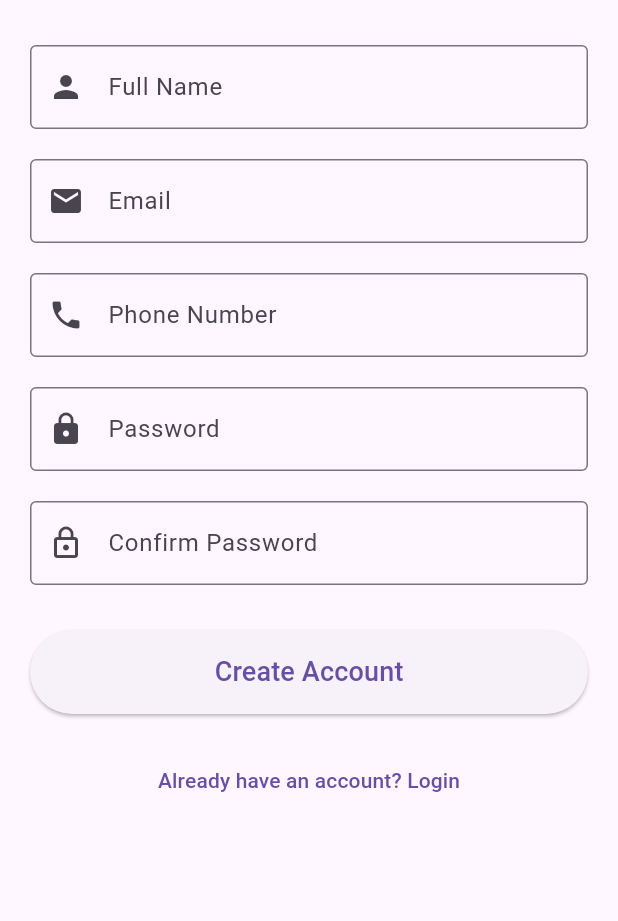
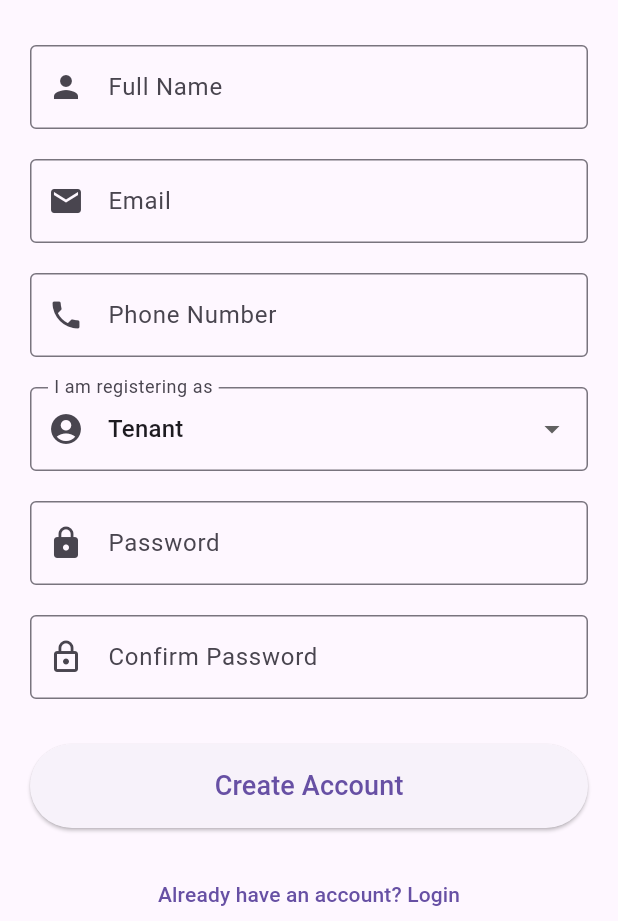
Before and after one commit to nwaikwuharrison221-oss/homelink-property-platform, a Flutter app: the SignupScreen screen opened directly, on a phone screen of 412 x 824 dp, the part 315-1236 px from its top. Run offline on Flutter 3.47's test engine with Material 3 defaults, Android fonts, the phone set to English and light mode, and no system bars; our stand-ins replace cloud_firestore, firebase_auth, firebase_core, firebase_storage, geocoding, geolocator and 1 more; accounts and stored records are empty; generated files the repository leaves out were written again.

Commit message:
Add property location capture and signup improvements

```diff
--- a/lib/screens/auth/signup_screen.dart
+++ b/lib/screens/auth/signup_screen.dart
@@ -19,6 +19,8 @@ class _SignupScreenState extends State<SignupScreen> {
   final phoneController = TextEditingController();
   final passwordController = TextEditingController();
   final confirmPasswordController = TextEditingController();
+
+  String selectedRole = 'tenant';
 
   Future<void> signUp() async {
     // Check if passwords match
@@ -51,7 +53,7 @@ class _SignupScreenState extends State<SignupScreen> {
       'phone': phoneController.text.trim(),
 
       // User role
-      'role': 'tenant',
+      'role': selectedRole,
 
       // Account verification status
       'isVerified': false,
@@ -170,6 +172,34 @@ class _SignupScreenState extends State<SignupScreen> {
 
             const SizedBox(height: 20),
 
+            DropdownButtonFormField<String>(
+              initialValue: selectedRole,
+              decoration: const InputDecoration(
+                labelText: "I am registering as",
+                border: OutlineInputBorder(),
+                prefixIcon: Icon(Icons.account_circle),
+              ),
+              items: const [
+                DropdownMenuItem(
+                  value: 'tenant',
+                  child: Text("Tenant"),
+                ),
+                DropdownMenuItem(
+                  value: 'landlord',
+                  child: Text("Landlord"),
+                ),
+              ],
+              onChanged: (value) {
+                if (value != null) {
+                  setState(() {
+                    selectedRole = value;
+                  });
+                }
+              },
+            ),
+
+            const SizedBox(height: 20),
+
             TextField(
               controller: passwordController,
               obscureText: true,
--- a/pubspec.yaml
+++ b/pubspec.yaml
@@ -47,6 +47,7 @@ dependencies:
   firebase_core: ^4.12.1
   firebase_auth: ^6.5.6
   cloud_firestore: ^6.0.0
+  geocoding: ^5.0.0
 
 dev_dependencies:
   flutter_test:
```
Also changed, not shown: lib/screens/property/add_property_screen.dart (+35 -0 lines), pubspec.lock, 2 other files.
